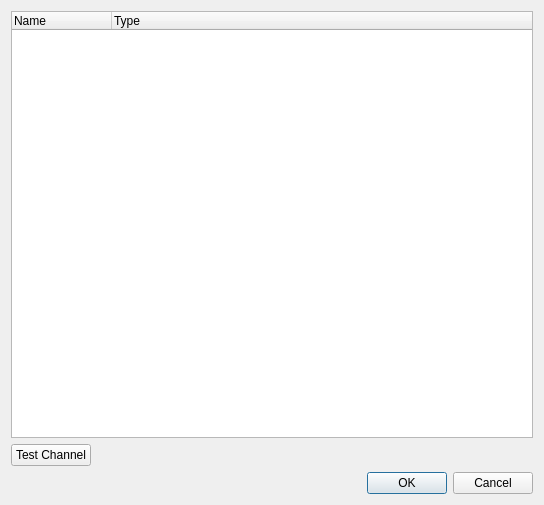
Qt form ui/src/softpatcheditor.ui (mcallegari/qlcplus) before a commit.
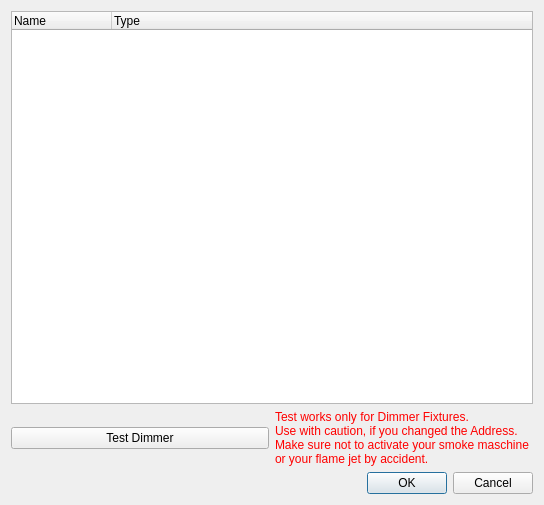
The same form after that commit. Icons and pictures are not drawn.

Commit message: *Test limited to Dimmer only Fixtures *Warning added

```diff
--- a/ui/src/softpatcheditor.ui
+++ b/ui/src/softpatcheditor.ui
@@ -40,22 +40,19 @@
      <item>
       <widget class="QPushButton" name="m_testButton">
        <property name="text">
-        <string>Test Channel</string>
+        <string>Test Dimmer</string>
        </property>
       </widget>
      </item>
      <item>
-      <spacer name="horizontalSpacer">
-       <property name="orientation">
-        <enum>Qt::Horizontal</enum>
+      <widget class="QLabel" name="label">
+       <property name="locale">
+        <locale language="German" country="Germany"/>
        </property>
-       <property name="sizeHint" stdset="0">
-        <size>
-         <width>40</width>
-         <height>20</height>
-        </size>
+       <property name="text">
+        <string>&lt;html&gt;&lt;head/&gt;&lt;body&gt;&lt;p align=&quot;justify&quot;&gt;&lt;span style=&quot; color:#ff0000;&quot;&gt;Test works only for Dimmer Fixtures.&lt;br/&gt;Use with caution, if you changed the Address.&lt;br/&gt;Make sure not to activate your smoke maschine&lt;br/&gt;or your flame jet by accident.&lt;/span&gt;&lt;/p&gt;&lt;/body&gt;&lt;/html&gt;</string>
        </property>
-      </spacer>
+      </widget>
      </item>
     </layout>
    </item>
```
The commit also changes 1 other file.
